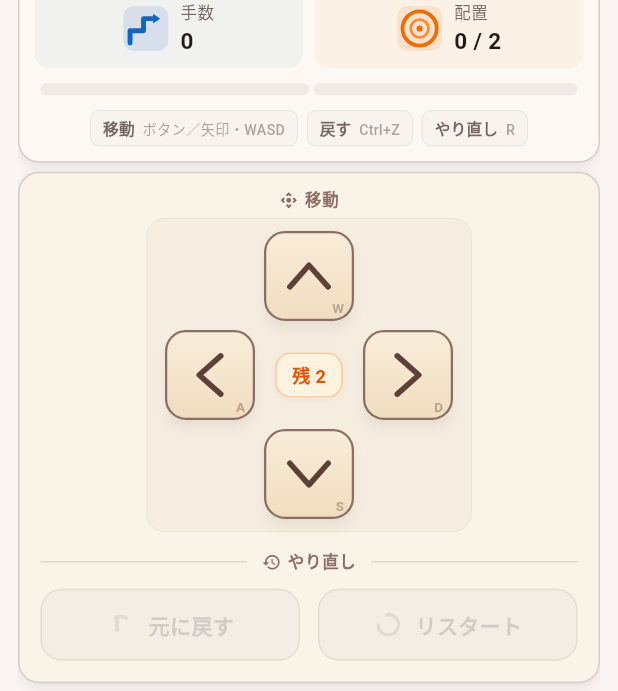
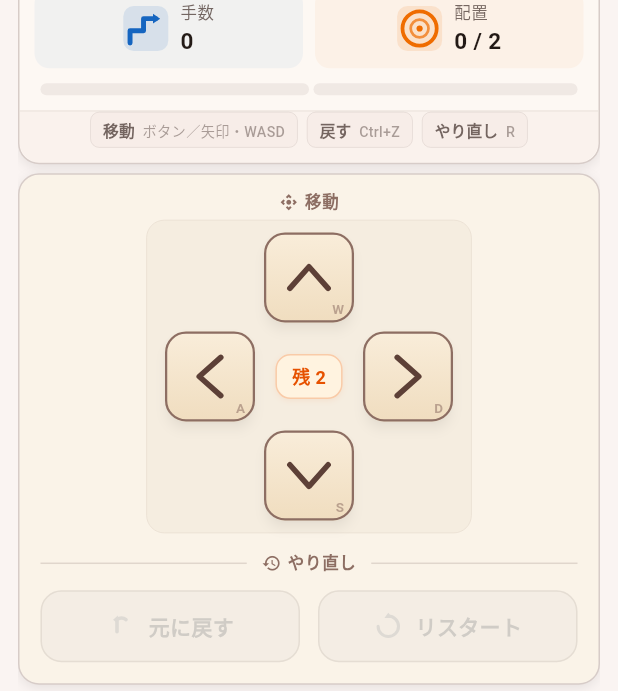
Before and after one commit to mozuq-lab/sokoban-app, a Flutter app: the screen it shows after launch, scrolled down 264 dp, on a phone screen of 412 x 824 dp. Shown: the part 542-1233 px from the top of the screen. Run offline on Flutter 3.47's test engine with Material 3 defaults, Android fonts, the phone set to English and light mode, and no system bars.

Commit message:
改善: ステータスカードのヒント領域を背景色と区切り線で副次情報として視覚分離 (#80)
ステータスカード内のショートカットヒント領域に薄い背景色と
上辺の区切り線を追加し、進捗情報（手数・配置・セグメントバー）と
参考情報（キーボードショートカット）の視覚的な階層を明確にした。

- ヒント領域に surfaceContainerHighest の薄い背景色を適用
- 上辺に細い区切り線を追加して進捗エリアとの境界を示す
- 下角に borderRadius を付けてカード全体の角丸と揃える
- レイアウト高さは変更なし（既存テスト全通過）

Co-authored-by: Claude Opus 4.6 (1M context) <noreply@anthropic.com>

```diff
--- a/lib/features/game/presentation/home_screen.dart
+++ b/lib/features/game/presentation/home_screen.dart
@@ -1652,13 +1652,29 @@ class _StatusCard extends StatelessWidget {
               isSolved: isSolved,
             ),
           ),
-          // --- ヒントテキスト ---
-          Padding(
+          // --- ヒントテキスト（背景色で副次情報として区別） ---
+          Container(
+            key: const Key('status_hint_section'),
+            width: double.infinity,
             padding: const EdgeInsets.only(
               left: 14,
               right: 14,
               bottom: 10,
               top: 0,
+            ),
+            decoration: BoxDecoration(
+              color: theme.colorScheme.surfaceContainerHighest
+                  .withValues(alpha: 0.25),
+              border: Border(
+                top: BorderSide(
+                  color: const Color(0xFFE8E0D8).withValues(alpha: 0.6),
+                  width: 1,
+                ),
+              ),
+              borderRadius: const BorderRadius.only(
+                bottomLeft: Radius.circular(14),
+                bottomRight: Radius.circular(14),
+              ),
             ),
             child: AnimatedSwitcher(
               duration: const Duration(milliseconds: 200),
```
